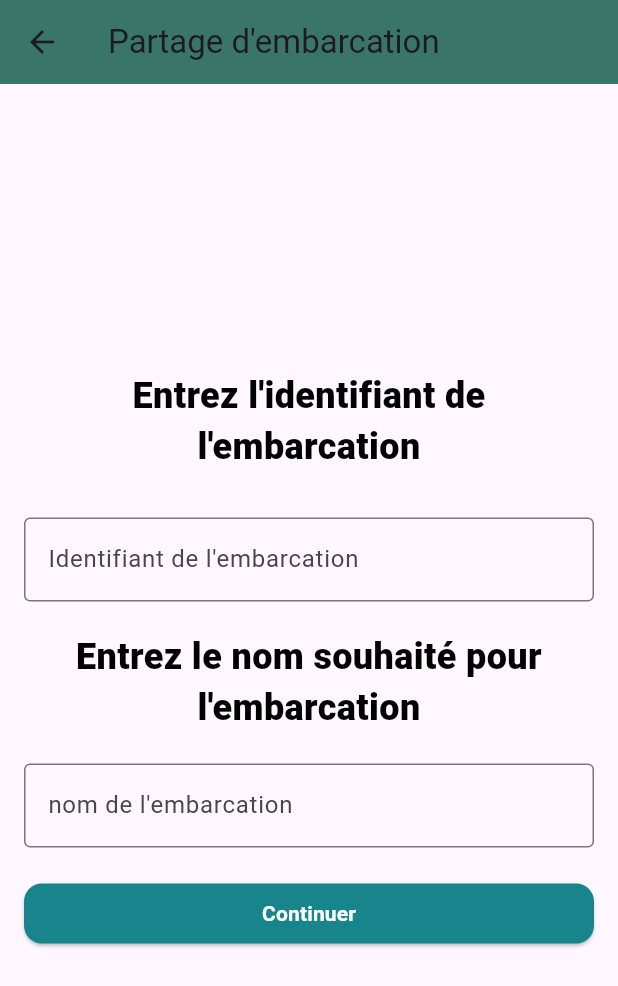
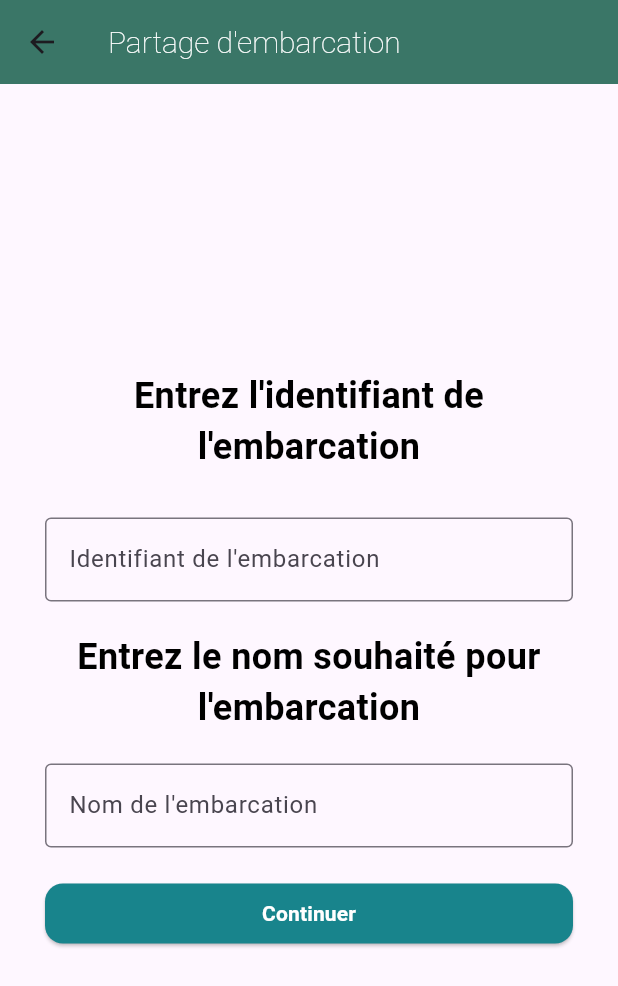
Before and after one commit to DanielVillacis/Projet-Nautique-Estrie, a Flutter app: the AddExistingBoat screen opened directly, on a phone screen of 412 x 824 dp. Shown: the top 986 px of the screen. Run offline on Flutter 3.47's test engine with Material 3 defaults, Android fonts, the phone set to English and light mode, and no system bars; our stand-ins replace firebase_auth, firebase_core, firebase_storage, flutter_dotenv, get, google_sign_in and 3 more; missing offline and left inert: flutter_barcode_scanner, postgres; accounts and stored records are empty; Roboto replaces fonts that are missing (Poppins-Bold, Poppins-Light).

Commit message:
cleanup de quelques fichiers + refactor de certaines fonctions

```diff
--- a/passeport_nautique_estrie/lib/view/pages/add_already_existing_boat.dart
+++ b/passeport_nautique_estrie/lib/view/pages/add_already_existing_boat.dart
@@ -1,4 +1,5 @@
 import 'package:flutter/material.dart';
+import 'package:passeport_nautique_estrie/view/pages/home.dart';
 import 'package:passeport_nautique_estrie/view/pages/preview.dart';
 
 class AddExistingBoat extends StatefulWidget {
@@ -22,11 +23,7 @@ class _AddExistingBoatState extends State<AddExistingBoat> {
   @override
   Widget build(BuildContext context) {
     return Scaffold(
-      appBar: AppBar(
-        title: const Text('Partage d\'embarcation'),
-        backgroundColor: const Color(0xFF3A7667),
-        centerTitle: false,
-      ),
+      appBar: const HomePage().appBar(context, "Partage d'embarcation"),
       body: Center(
         // Center the content vertically
         child: SingleChildScrollView(
@@ -40,7 +37,7 @@ class _AddExistingBoatState extends State<AddExistingBoat> {
   Widget addBoatBody(BuildContext context) {
     return Container(
       // Wrap the Column in a Container to center it
-      padding: const EdgeInsets.symmetric(horizontal: 16),
+      padding: const EdgeInsets.symmetric(horizontal: 30),
       child: Column(
         mainAxisAlignment: MainAxisAlignment.center,
         crossAxisAlignment: CrossAxisAlignment.stretch,
@@ -50,7 +47,7 @@ class _AddExistingBoatState extends State<AddExistingBoat> {
             style: TextStyle(
               color: Colors.black,
               fontSize: 24,
-              fontWeight: FontWeight.w900,
+              fontWeight: FontWeight.w700,
               fontFamily: 'Poppins-Bold',
             ),
             textAlign: TextAlign.center,
@@ -69,7 +66,7 @@ class _AddExistingBoatState extends State<AddExistingBoat> {
             style: TextStyle(
               color: Colors.black,
               fontSize: 24,
-              fontWeight: FontWeight.w900,
+              fontWeight: FontWeight.w700,
               fontFamily: 'Poppins-Bold',
             ),
             textAlign: TextAlign.center,
@@ -78,7 +75,7 @@ class _AddExistingBoatState extends State<AddExistingBoat> {
           TextField(
             controller: _nomController,
             decoration: const InputDecoration(
-              labelText: "nom de l'embarcation",
+              labelText: "Nom de l'embarcation",
               border: OutlineInputBorder(),
             ),
           ),
--- a/passeport_nautique_estrie/lib/view/pages/home.dart
+++ b/passeport_nautique_estrie/lib/view/pages/home.dart
@@ -22,7 +22,7 @@ class HomePage extends StatefulWidget {
         title,
         style: const TextStyle(
           color: Colors.white,
-          fontSize: 26,
+          fontSize: 20,
           fontWeight: FontWeight.w200,
           fontFamily: 'Poppins-Light',
         ),
--- a/passeport_nautique_estrie/lib/view/pages/popup.dart
+++ b/passeport_nautique_estrie/lib/view/pages/popup.dart
@@ -6,7 +6,7 @@ import 'package:flutter_barcode_scanner/flutter_barcode_scanner.dart';
 import 'package:intl/intl.dart';
 import 'package:passeport_nautique_estrie/db.dart';
 import 'package:passeport_nautique_estrie/scanner.dart';
-import 'package:passeport_nautique_estrie/view/pages/Share_boat.dart';
+import 'package:passeport_nautique_estrie/view/pages/share_boat.dart';
 import 'package:passeport_nautique_estrie/view/pages/embarcation.dart';
 import 'package:shared_preferences/shared_preferences.dart';
 
```
Also changed, not shown: passeport_nautique_estrie/lib/view/pages/Share_boat.dart (+4 -7 lines), passeport_nautique_estrie/lib/view/pages/account_page.dart (+9 -7 lines), passeport_nautique_estrie/lib/view/pages/add_boat.dart (+8 -8 lines).
